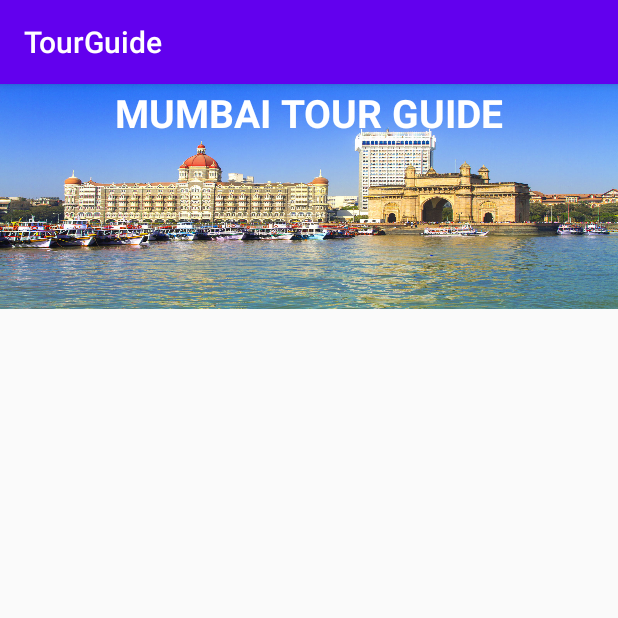
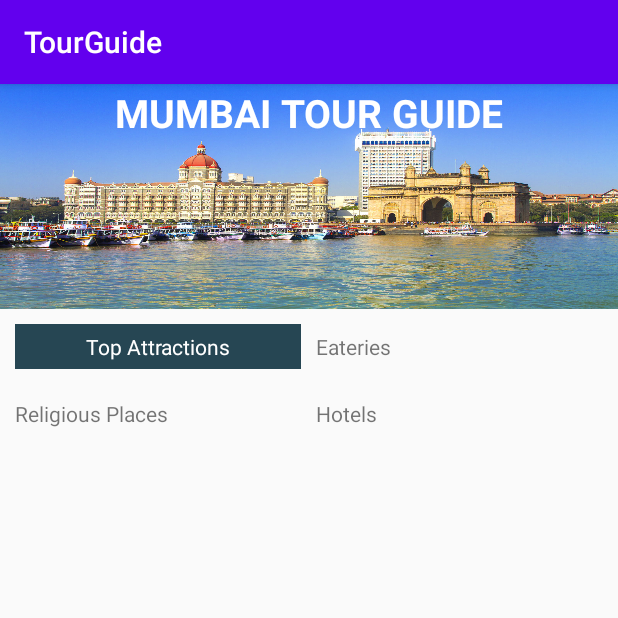
Before and after one commit to kanupriya-ishu/android_projects, an Android app: the screen it shows after launch (MainActivity), on a phone screen of 412 x 824 dp, the top half of it. Run offline under Robolectric (Android 15) with nearby library versions, the phone set to English and light mode, and no system bars.

Commit message:
Update activity_main.xml

```diff
--- a/TourGuide/app/src/main/res/layout/activity_main.xml
+++ b/TourGuide/app/src/main/res/layout/activity_main.xml
@@ -5,10 +5,9 @@
     android:orientation="vertical" >
 
     <RelativeLayout
-        xmlns:android="http://schemas.android.com/apk/res/android"
         android:id="@+id/relativelayout"
-        android:layout_width="fill_parent"
-        android:layout_height="fill_parent" >
+        android:layout_width="match_parent"
+        android:layout_height="wrap_content">
 
         <ImageView
             android:id="@+id/myImageView"
@@ -25,13 +24,75 @@
             android:layout_alignTop="@id/myImageView"
             android:layout_alignRight="@id/myImageView"
             android:layout_alignBottom="@id/myImageView"
+            android:layout_centerHorizontal="true"
             android:layout_margin="1dp"
-            android:layout_centerHorizontal="true"
+            android:gravity="center_horizontal"
             android:text="MUMBAI TOUR GUIDE"
-            android:gravity="center_horizontal"
-            android:textStyle="bold"
+            android:textColor="#ffffff"
             android:textSize="26sp"
-            android:textColor="#ffffff" />
+            android:textStyle="bold" />
 
     </RelativeLayout>
+
+    <LinearLayout
+        android:layout_width="match_parent"
+        android:layout_height="wrap_content"
+        android:orientation="vertical">
+
+        <LinearLayout
+            android:layout_width="match_parent"
+            android:layout_height="0dp"
+            android:layout_weight="1"
+            android:layout_marginTop="10dp"
+            android:layout_marginBottom="10dp"
+            android:layout_marginLeft="10dp"
+            android:layout_marginRight="10dp"
+            android:orientation="horizontal" >
+
+            <TextView
+                android:layout_width="0dp"
+                android:layout_height="wrap_content"
+                android:layout_weight="1"
+                android:layout_marginRight="10dp"
+                android:background="#264653"
+                android:textColor="#ffffff"
+                android:paddingTop="5dp"
+                android:paddingBottom="5dp"
+                android:gravity="center_horizontal"
+                android:text="Top Attractions"/>
+
+            <TextView
+                android:layout_width="0dp"
+                android:layout_height="wrap_content"
+                android:layout_weight="1"
+                android:text="Eateries"/>
+
+        </LinearLayout>
+
+        <LinearLayout
+            android:layout_width="match_parent"
+            android:layout_height="0dp"
+            android:layout_weight="1"
+            android:layout_marginTop="10dp"
+            android:layout_marginBottom="10dp"
+            android:layout_marginLeft="10dp"
+            android:layout_marginRight="10dp"
+            android:orientation="horizontal" >
+
+            <TextView
+                android:layout_width="0dp"
+                android:layout_height="wrap_content"
+                android:layout_weight="1"
+                android:layout_marginRight="10dp"
+                android:text="Religious Places"
+                />
+
+            <TextView
+                android:layout_width="0dp"
+                android:layout_height="wrap_content"
+                android:layout_weight="1"
+                android:text="Hotels"/>
+
+        </LinearLayout>
+    </LinearLayout>
 </LinearLayout>
```
